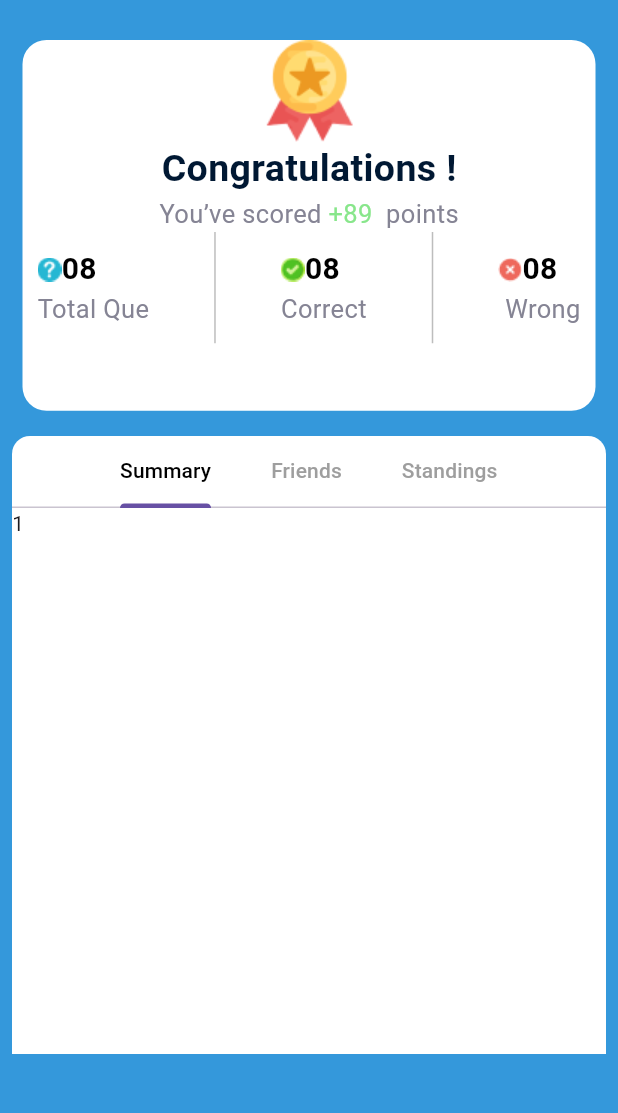
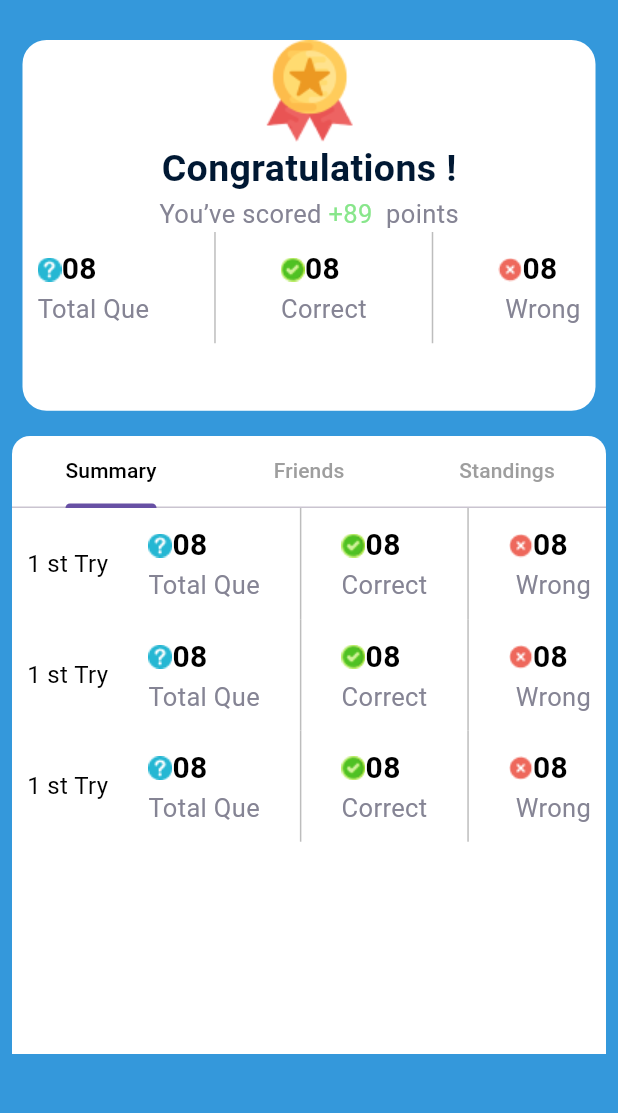
Before and after one commit to mahmoudrabie97/quiz_APP, a Flutter app: the QuizSummary screen opened directly, on a phone screen of 412 x 824 dp, the part 95-1208 px from its top. Run offline on Flutter 3.47's test engine with Material 3 defaults, Android fonts, the phone set to English and light mode, and no system bars; our stand-ins replace flutter_bloc, flutter_svg, shared_preferences; accounts and stored records are empty; project files that could hold a hidden picture were left out.

Commit message:
add tabbar

```diff
--- a/lib/pages/quiz_summary/widgets/custom_tabBar_item.dart
+++ b/lib/pages/quiz_summary/widgets/custom_tabBar_item.dart
@@ -1,7 +1,11 @@
 import 'package:flutter/material.dart';
+import 'package:quizapp/pages/quiz_summary/widgets/custom_column_quize_summary.dart';
+import 'package:quizapp/pages/quiz_summary/widgets/custom_container_think.dart';
 import 'package:quizapp/utilites/appcolors.dart';
+import 'package:quizapp/utilites/assets.dart';
 import 'package:quizapp/utilites/styles.dart';
 import 'package:flutter/scheduler.dart' show TickerProviderStateMixin;
+import 'package:quizapp/utilites/widgets/customtext.dart';
 
 class CustomTabBarItem extends StatelessWidget {
   const CustomTabBarItem({Key? key}) : super(key: key);
@@ -63,7 +67,7 @@ class _CustomRowWordsState extends State<CustomRowWords>
             labelColor: Colors.black,
             unselectedLabelColor: Colors.grey,
             labelPadding: EdgeInsets.only(right: 20, left: 20),
-            isScrollable: true,
+            //isScrollable: true,
             tabs: [
               Tab(text: 'Summary'),
               Tab(text: 'Friends'),
@@ -77,7 +81,34 @@ class _CustomRowWordsState extends State<CustomRowWords>
           child: TabBarView(
             controller: tabController,
             children: [
-              Text('1'),
+              ListView.builder(
+                itemBuilder: (_, index) {
+                  return const Padding(
+                    padding: EdgeInsets.only(left: 10, right: 10),
+                    child: Row(
+                      mainAxisAlignment: MainAxisAlignment.spaceBetween,
+                      children: [
+                        CustomText(text: '1 st Try'),
+                        CustomColumnQuizeSummary(
+                          image: AssetsData.question,
+                          text: 'Total Que',
+                        ),
+                        CustomContainerThink(),
+                        CustomColumnQuizeSummary(
+                          image: AssetsData.accept,
+                          text: 'Correct',
+                        ),
+                        CustomContainerThink(),
+                        CustomColumnQuizeSummary(
+                          image: AssetsData.cansel1,
+                          text: ' Wrong',
+                        ),
+                      ],
+                    ),
+                  );
+                },
+                itemCount: 3,
+              ),
               Text('2'),
               Text('3'),
             ],
```
